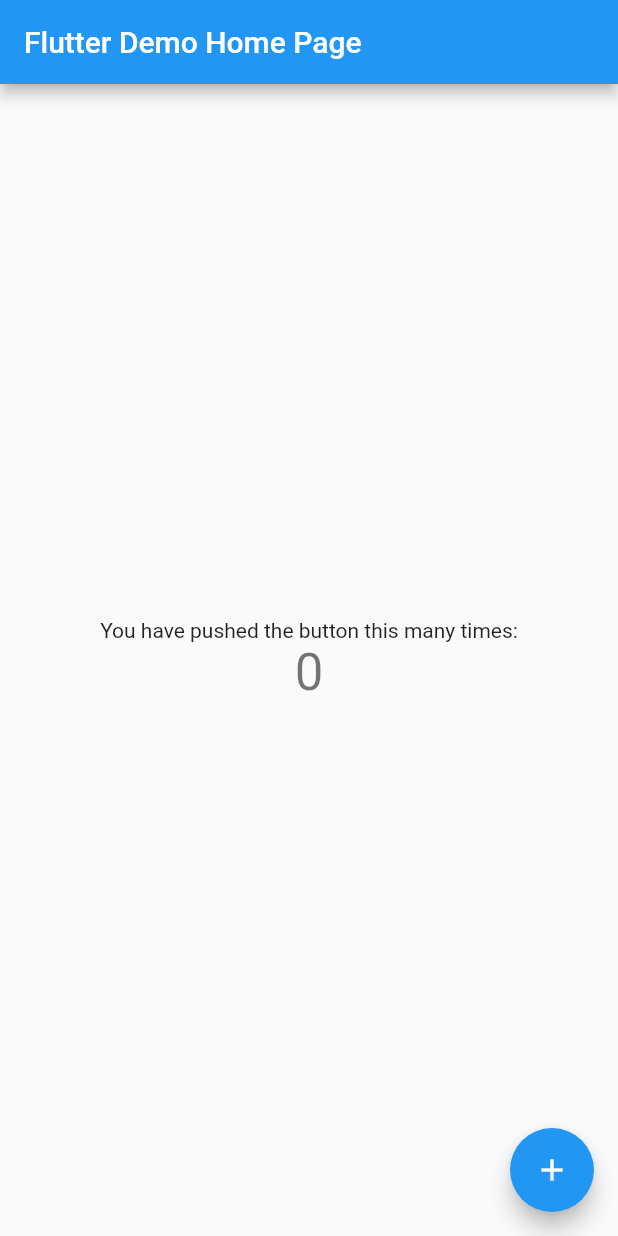
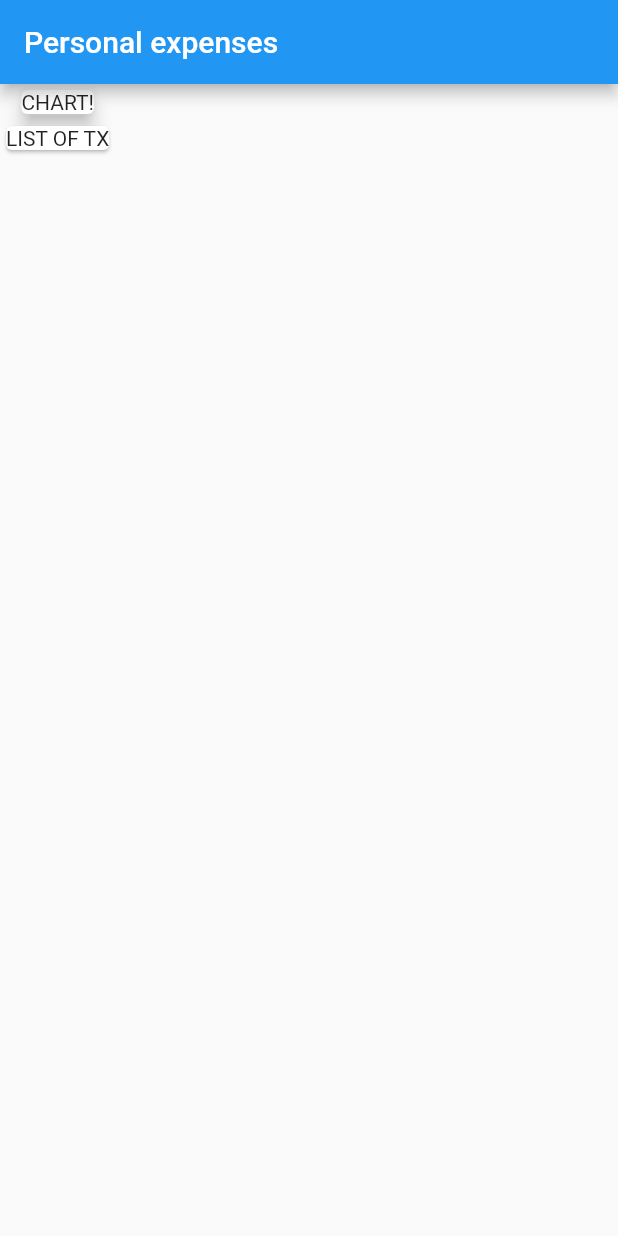
Before and after one commit to makiintoch/personal-expenses, a Flutter app: the screen it shows after launch, on a phone screen of 412 x 824 dp. Run offline on Flutter 3.47's test engine with Material 2 defaults, Android fonts, the phone set to English and light mode, and no system bars.

Commit message:
add cards

```diff
--- a/lib/main.dart
+++ b/lib/main.dart
@@ -3,109 +3,33 @@ import 'package:flutter/material.dart';
 void main() => runApp(MyApp());
 
 class MyApp extends StatelessWidget {
-  // This widget is the root of your application.
   @override
   Widget build(BuildContext context) {
     return MaterialApp(
-      title: 'Flutter Demo',
+      title: 'Personal expenses',
       theme: ThemeData(
-        // This is the theme of your application.
-        //
-        // Try running your application with "flutter run". You'll see the
-        // application has a blue toolbar. Then, without quitting the app, try
-        // changing the primarySwatch below to Colors.green and then invoke
-        // "hot reload" (press "r" in the console where you ran "flutter run",
-        // or simply save your changes to "hot reload" in a Flutter IDE).
-        // Notice that the counter didn't reset back to zero; the application
-        // is not restarted.
         primarySwatch: Colors.blue,
       ),
-      home: MyHomePage(title: 'Flutter Demo Home Page'),
+      home: MyHomePage(),
     );
   }
 }
 
-class MyHomePage extends StatefulWidget {
-  MyHomePage({Key key, this.title}) : super(key: key);
-
-  // This widget is the home page of your application. It is stateful, meaning
-  // that it has a State object (defined below) that contains fields that affect
-  // how it looks.
-
-  // This class is the configuration for the state. It holds the values (in this
-  // case the title) provided by the parent (in this case the App widget) and
-  // used by the build method of the State. Fields in a Widget subclass are
-  // always marked "final".
-
-  final String title;
-
-  @override
-  _MyHomePageState createState() => _MyHomePageState();
-}
-
-class _MyHomePageState extends State<MyHomePage> {
-  int _counter = 0;
-
-  void _incrementCounter() {
-    setState(() {
-      // This call to setState tells the Flutter framework that something has
-      // changed in this State, which causes it to rerun the build method below
-      // so that the display can reflect the updated values. If we changed
-      // _counter without calling setState(), then the build method would not be
-      // called again, and so nothing would appear to happen.
-      _counter++;
-    });
-  }
+class MyHomePage extends StatelessWidget {
 
   @override
   Widget build(BuildContext context) {
-    // This method is rerun every time setState is called, for instance as done
-    // by the _incrementCounter method above.
-    //
-    // The Flutter framework has been optimized to make rerunning build methods
-    // fast, so that you can just rebuild anything that needs updating rather
-    // than having to individually change instances of widgets.
     return Scaffold(
       appBar: AppBar(
-        // Here we take the value from the MyHomePage object that was created by
-        // the App.build method, and use it to set our appbar title.
-        title: Text(widget.title),
+        title: Text('Personal expenses'),
       ),
-      body: Center(
-        // Center is a layout widget. It takes a single child and positions it
-        // in the middle of the parent.
-        child: Column(
-          // Column is also a layout widget. It takes a list of children and
-          // arranges them vertically. By default, it sizes itself to fit its
-          // children horizontally, and tries to be as tall as its parent.
-          //
-          // Invoke "debug painting" (press "p" in the console, choose the
-          // "Toggle Debug Paint" action from the Flutter Inspector in Android
-          // Studio, or the "Toggle Debug Paint" command in Visual Studio Code)
-          // to see the wireframe for each widget.
-          //
-          // Column has various properties to control how it sizes itself and
-          // how it positions its children. Here we use mainAxisAlignment to
-          // center the children vertically; the main axis here is the vertical
-          // axis because Columns are vertical (the cross axis would be
-          // horizontal).
-          mainAxisAlignment: MainAxisAlignment.center,
-          children: <Widget>[
-            Text(
-              'You have pushed the button this many times:',
-            ),
-            Text(
-              '$_counter',
-              style: Theme.of(context).textTheme.display1,
-            ),
-          ],
+      body: Column(children: <Widget>[
+        Card(
+          child: Text('CHART!'),
+          elevation: 5,
         ),
-      ),
-      floatingActionButton: FloatingActionButton(
-        onPressed: _incrementCounter,
-        tooltip: 'Increment',
-        child: Icon(Icons.add),
-      ), // This trailing comma makes auto-formatting nicer for build methods.
+        Card(child: Text('LIST OF TX'),)
+      ],),
     );
   }
 }
```
